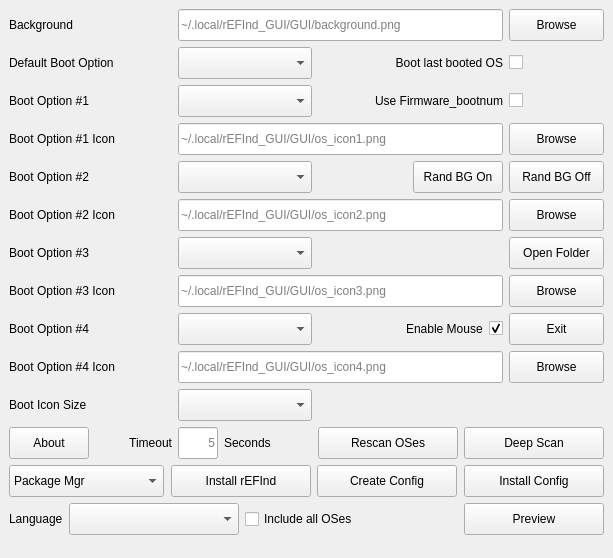
Above: GUI/src/mainwindow.ui from jlobue10/rEFInd_GUI before the change. Below: the same form after it.
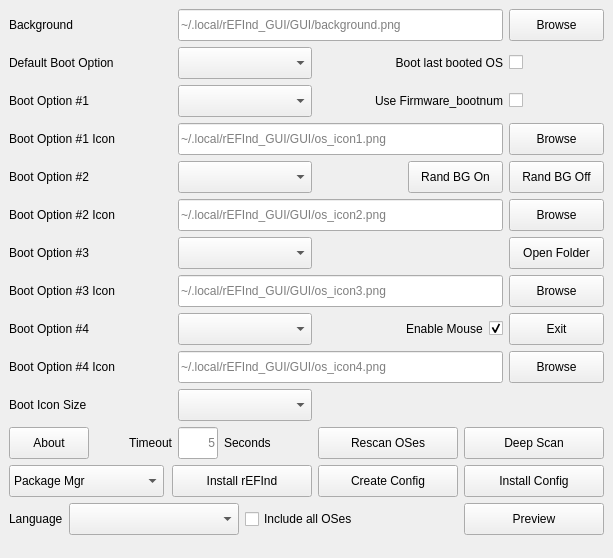
That is the form after the change. Icons and pictures are not drawn.

Commit message: Let buttons and combos adapt to translated text; align button columns

```diff
--- a/GUI/src/mainwindow.ui
+++ b/GUI/src/mainwindow.ui
@@ -252,17 +252,19 @@
        </property>
       </widget>
      </item>
-     <item row="4" column="5">
+     <item row="4" column="5" colspan="2">
+      <layout class="QHBoxLayout" name="Rand_BG_hboxLayout">
+       <item>
       <widget class="QPushButton" name="Rand_BG_On_pushButton">
        <property name="minimumSize">
         <size>
-         <width>90</width>
+         <width>95</width>
          <height>32</height>
         </size>
        </property>
        <property name="maximumSize">
         <size>
-         <width>90</width>
+         <width>16777215</width>
          <height>32</height>
         </size>
        </property>
@@ -273,8 +275,8 @@
         <string>Rand BG On</string>
        </property>
       </widget>
-     </item>
-     <item row="4" column="6">
+       </item>
+       <item>
       <widget class="QPushButton" name="Rand_BG_Off_pushButton">
        <property name="minimumSize">
         <size>
@@ -295,6 +297,8 @@
         <string>Rand BG Off</string>
        </property>
       </widget>
+       </item>
+      </layout>
      </item>
      <item row="5" column="0" colspan="2">
       <widget class="QLabel" name="Boot_Option_02_Icon_label">
@@ -704,72 +708,9 @@
        </item>
       </layout>
      </item>
-     <item row="12" column="0" colspan="7">
-      <layout class="QGridLayout" name="gridLayout_2">
-       <item row="0" column="3" alignment="Qt::AlignmentFlag::AlignRight">
-        <widget class="QPushButton" name="Install_Config">
-         <property name="minimumSize">
-          <size>
-           <width>140</width>
-           <height>32</height>
-          </size>
-         </property>
-         <property name="maximumSize">
-          <size>
-           <width>140</width>
-           <height>32</height>
-          </size>
-         </property>
-         <property name="toolTip">
-          <string>Install config and copy PNGs</string>
-         </property>
-         <property name="text">
-          <string>Install Config</string>
-         </property>
-        </widget>
-       </item>
-       <item row="0" column="2" alignment="Qt::AlignmentFlag::AlignRight">
-        <widget class="QPushButton" name="Create_Config">
-         <property name="minimumSize">
-          <size>
-           <width>140</width>
-           <height>32</height>
-          </size>
-         </property>
-         <property name="maximumSize">
-          <size>
-           <width>140</width>
-           <height>32</height>
-          </size>
-         </property>
-         <property name="toolTip">
-          <string>Create config and ready PNGs</string>
-         </property>
-         <property name="text">
-          <string>Create Config</string>
-         </property>
-        </widget>
-       </item>
-       <item row="0" column="1" alignment="Qt::AlignmentFlag::AlignRight">
-        <widget class="QPushButton" name="Install_rEFInd">
-         <property name="minimumSize">
-          <size>
-           <width>140</width>
-           <height>32</height>
-          </size>
-         </property>
-         <property name="maximumSize">
-          <size>
-           <width>140</width>
-           <height>32</height>
-          </size>
-         </property>
-         <property name="text">
-          <string>Install rEFInd</string>
-         </property>
-        </widget>
-       </item>
-       <item row="0" column="0" alignment="Qt::AlignmentFlag::AlignLeft">
+          <item row="12" column="0" colspan="7">
+      <layout class="QHBoxLayout" name="installRowLayout">
+       <item>
         <widget class="QComboBox" name="Install_Source_comboBox">
          <property name="minimumSize">
           <size>
@@ -798,6 +739,82 @@
          </item>
         </widget>
        </item>
+       <item>
+        <spacer name="installRowSpacer">
+         <property name="orientation">
+          <enum>Qt::Horizontal</enum>
+         </property>
+         <property name="sizeHint" stdset="0">
+          <size>
+           <width>0</width>
+           <height>0</height>
+          </size>
+         </property>
+        </spacer>
+       </item>
+       <item>
+        <widget class="QPushButton" name="Install_rEFInd">
+         <property name="minimumSize">
+          <size>
+           <width>140</width>
+           <height>32</height>
+          </size>
+         </property>
+         <property name="maximumSize">
+          <size>
+           <width>16777215</width>
+           <height>32</height>
+          </size>
+         </property>
+         <property name="text">
+          <string>Install rEFInd</string>
+         </property>
+        </widget>
+       </item>
+       <item>
+        <widget class="QPushButton" name="Create_Config">
+         <property name="minimumSize">
+          <size>
+           <width>140</width>
+           <height>32</height>
+          </size>
+         </property>
+         <property name="maximumSize">
+          <size>
+           <width>16777215</width>
+           <height>32</height>
+          </size>
+         </property>
+         <property name="toolTip">
+          <string>Create config and ready PNGs</string>
+         </property>
+         <property name="text">
+          <string>Create Config</string>
+         </property>
+        </widget>
+       </item>
+       <item>
+        <widget class="QPushButton" name="Install_Config">
+         <property name="minimumSize">
+          <size>
+           <width>140</width>
+           <height>32</height>
+          </size>
+         </property>
+         <property name="maximumSize">
+          <size>
+           <width>16777215</width>
+           <height>32</height>
+          </size>
+         </property>
+         <property name="toolTip">
+          <string>Install config and copy PNGs</string>
+         </property>
+         <property name="text">
+          <string>Install Config</string>
+         </property>
+        </widget>
+       </item>
       </layout>
      </item>
      <item row="13" column="0" colspan="7">
```
Left out of the diff: 83 changed lines with no effect on the pictures. The commit also changes 2 other files.
